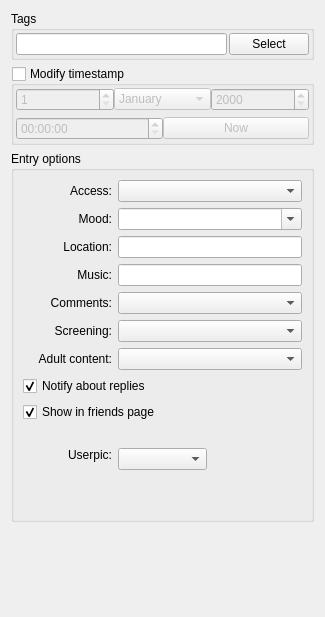
Old version of the form src/plugins/blogique/plugins/metida/postoptionswidget.ui in the repository 0xd34df00d/leechcraft.
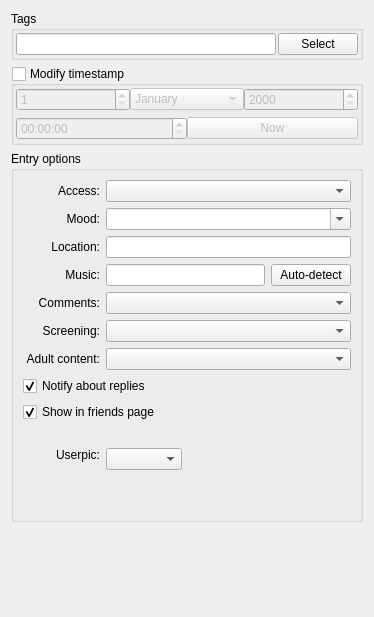
New version of the form.

Commit message: Blogique Metida: add Auto-Detect music button

What changed in the file:
```diff
--- a/src/plugins/blogique/plugins/metida/postoptionswidget.ui
+++ b/src/plugins/blogique/plugins/metida/postoptionswidget.ui
@@ -6,7 +6,7 @@
    <rect>
     <x>0</x>
     <y>0</y>
-    <width>325</width>
+    <width>374</width>
     <height>617</height>
    </rect>
   </property>
@@ -191,29 +191,6 @@
       <string>Entry options</string>
      </property>
      <layout class="QGridLayout" name="gridLayout">
-      <item row="11" column="0" colspan="2">
-       <widget class="QCheckBox" name="NotifyAboutComments_">
-        <property name="text">
-         <string>Notify about replies</string>
-        </property>
-        <property name="checked">
-         <bool>true</bool>
-        </property>
-       </widget>
-      </item>
-      <item row="12" column="0" colspan="2">
-       <widget class="QCheckBox" name="ShowInFriendsPage_">
-        <property name="text">
-         <string>Show in friends page</string>
-        </property>
-        <property name="checked">
-         <bool>true</bool>
-        </property>
-        <property name="tristate">
-         <bool>false</bool>
-        </property>
-       </widget>
-      </item>
       <item row="0" column="0">
        <widget class="QLabel" name="accessLabel">
         <property name="text">
@@ -244,9 +221,6 @@
         </property>
        </widget>
       </item>
-      <item row="2" column="1" colspan="2">
-       <widget class="QLineEdit" name="Place_"/>
-      </item>
       <item row="3" column="0">
        <widget class="QLabel" name="musicLabel">
         <property name="text">
@@ -260,6 +234,13 @@
       <item row="3" column="1" colspan="2">
        <widget class="QLineEdit" name="Music_"/>
       </item>
+      <item row="3" column="3">
+       <widget class="QPushButton" name="AutoDetectMusic_">
+        <property name="text">
+         <string>Auto-detect</string>
+        </property>
+       </widget>
+      </item>
       <item row="4" column="0">
        <widget class="QLabel" name="commentsLabel">
         <property name="text">
@@ -270,7 +251,7 @@
         </property>
        </widget>
       </item>
-      <item row="9" column="0">
+      <item row="5" column="0">
        <widget class="QLabel" name="hideCommentsLabel">
         <property name="text">
          <string>Screening:</string>
@@ -280,7 +261,7 @@
         </property>
        </widget>
       </item>
-      <item row="10" column="0">
+      <item row="6" column="0">
        <widget class="QLabel" name="adultContentLabel">
         <property name="text">
          <string>Adult content:</string>
@@ -290,7 +271,30 @@
         </property>
        </widget>
       </item>
-      <item row="13" column="0">
+      <item row="7" column="0" colspan="2">
+       <widget class="QCheckBox" name="NotifyAboutComments_">
+        <property name="text">
+         <string>Notify about replies</string>
+        </property>
+        <property name="checked">
+         <bool>true</bool>
+        </property>
+       </widget>
+      </item>
+      <item row="8" column="0" colspan="2">
+       <widget class="QCheckBox" name="ShowInFriendsPage_">
+        <property name="text">
+         <string>Show in friends page</string>
+        </property>
+        <property name="checked">
+         <bool>true</bool>
+        </property>
+        <property name="tristate">
+         <bool>false</bool>
+        </property>
+       </widget>
+      </item>
+      <item row="9" column="0">
        <widget class="QLabel" name="label_2">
         <property name="text">
          <string/>
@@ -300,7 +304,7 @@
         </property>
        </widget>
       </item>
-      <item row="14" column="0">
+      <item row="10" column="0">
        <layout class="QVBoxLayout" name="verticalLayout_2">
         <item>
          <widget class="QLabel" name="label_3">
@@ -327,7 +331,7 @@
         </item>
        </layout>
       </item>
-      <item row="14" column="1">
+      <item row="10" column="1">
        <layout class="QVBoxLayout" name="verticalLayout">
         <item>
          <widget class="QComboBox" name="UserPic_"/>
@@ -347,44 +351,47 @@
         </item>
        </layout>
       </item>
-      <item row="0" column="1" colspan="2">
-       <widget class="QComboBox" name="Access_"/>
+      <item row="10" column="2">
+       <widget class="QLabel" name="UserPicLabel_">
+        <property name="text">
+         <string/>
+        </property>
+       </widget>
       </item>
-      <item row="1" column="1" colspan="2">
+      <item row="2" column="1" colspan="3">
+       <widget class="QLineEdit" name="Place_"/>
+      </item>
+      <item row="1" column="1" colspan="3">
        <widget class="QComboBox" name="Mood_">
         <property name="editable">
          <bool>true</bool>
         </property>
        </widget>
       </item>
-      <item row="4" column="1" colspan="2">
+      <item row="0" column="1" colspan="3">
+       <widget class="QComboBox" name="Access_"/>
+      </item>
+      <item row="4" column="1" colspan="3">
        <widget class="QComboBox" name="Comments_">
         <property name="currentIndex">
          <number>-1</number>
         </property>
        </widget>
       </item>
-      <item row="9" column="1" colspan="2">
+      <item row="5" column="1" colspan="3">
        <widget class="QComboBox" name="ScreenComments_">
         <property name="currentIndex">
          <number>-1</number>
         </property>
        </widget>
       </item>
-      <item row="10" column="1" colspan="2">
+      <item row="6" column="1" colspan="3">
        <widget class="QComboBox" name="Adult_">
         <property name="currentIndex">
          <number>-1</number>
         </property>
        </widget>
       </item>
-      <item row="14" column="2">
-       <widget class="QLabel" name="UserPicLabel_">
-        <property name="text">
-         <string/>
-        </property>
-       </widget>
-      </item>
      </layout>
     </widget>
    </item>
```
Left out of the diff: 78 changed lines with no effect on the pictures. The commit also changes 2 other files.
